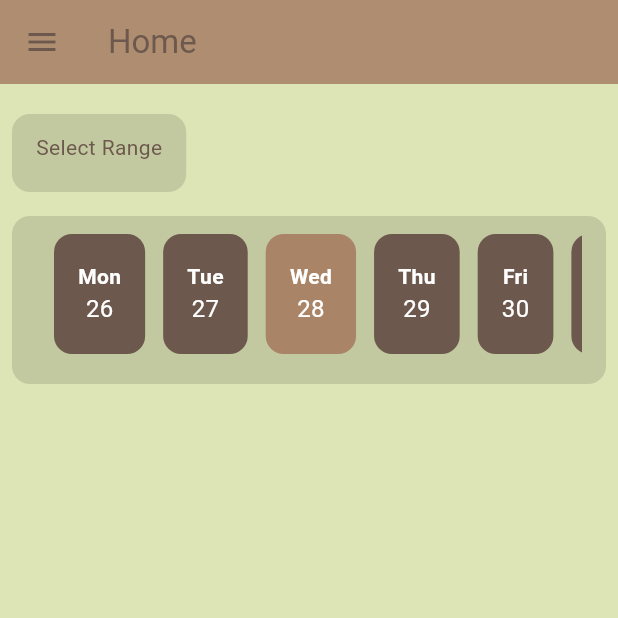
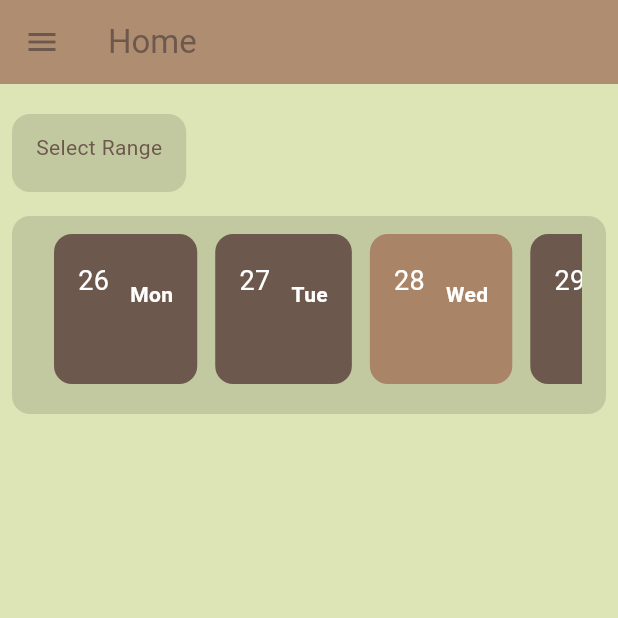
Before and after one commit to x14119641/flutterAPP, a Flutter app: the screen it shows after launch, on a phone screen of 412 x 824 dp, the top half of it. Run offline on Flutter 3.47's test engine with Material 3 defaults, Android fonts, the phone set to English and light mode, and no system bars.

Commit message:
Playing with the text styles

```diff
--- a/lib/widgets/weekday_scroller.dart
+++ b/lib/widgets/weekday_scroller.dart
@@ -8,7 +8,7 @@ class WeekdayScroller extends StatelessWidget {
 
   /// Returns Monday of the current week
   DateTime getStartOfWeek(DateTime date) {
-    return date.subtract(Duration(days:date.weekday-1));
+    return date.subtract(Duration(days: date.weekday - 1));
   }
 
   /// Gwenerates 7 dates starting from Monday
@@ -24,40 +24,61 @@ class WeekdayScroller extends StatelessWidget {
     final dateFormatter = DateFormat('d');
 
     return SizedBox(
-      height: 80,
+      height: 100,
       child: ListView.separated(
         itemBuilder: (context, index) {
           final date = weekDates[index];
           final isToday = DateUtils.isSameDay(date, today);
           return Container(
-            padding: const EdgeInsets.symmetric(horizontal: 16, vertical:12),
+            padding: const EdgeInsets.symmetric(horizontal: 16, vertical: 12),
             decoration: BoxDecoration(
-              color: isToday ? Theme.of(context).colorScheme.secondary: Theme.of(context).colorScheme.onPrimary,
+              color: isToday
+                  ? Theme.of(context).colorScheme.secondary
+                  : Theme.of(context).colorScheme.onPrimary,
               borderRadius: BorderRadius.circular(12),
             ),
             child: Column(
               mainAxisAlignment: MainAxisAlignment.center,
               children: [
+                Row(
+                  mainAxisAlignment: MainAxisAlignment.center,
+                  children: [
+                    Padding(
+                      padding: const EdgeInsets.only(bottom: 18, right: 8),
+                      child: Text(
+                        dateFormatter.format(date),
+                        style: TextStyle(
+                          fontSize: 18,
+                          color: Theme.of(context).colorScheme.onSecondary,
+                        ),
+                      ),
+                    ),
+                    const SizedBox(width: 6),
                     Text(
                       dayFormatter.format(date),
                       style: TextStyle(
-                    fontSize: 14, fontWeight: FontWeight.bold,
+                        fontSize: 14,
+                        fontWeight: FontWeight.bold,
                         color: Theme.of(context).colorScheme.onSecondary,
                       ),
                     ),
-                Text(
-                  dateFormatter.format(date),
-                  style: TextStyle(
-                    fontSize: 16,
+                  ],
+                ),
+                // ticker
+                const SizedBox(height: 4),
+                date.weekday == DateTime.thursday
+                    ? Icon(
+                        Icons.check,
+                        size: 16,
                         color: Theme.of(context).colorScheme.onSecondary,
-                  ),
                       )
+                    : const SizedBox(height: 16),
               ],
             ),
           );
         },
         scrollDirection: Axis.horizontal,
-        separatorBuilder: (_, __) => const SizedBox(width: 12,),
+        separatorBuilder: (_, __) => const SizedBox(width: 12),
         itemCount: weekDates.length,
         padding: const EdgeInsets.symmetric(horizontal: 12),
       ),
```
Lines whose indentation alone changed are shown as unchanged.
